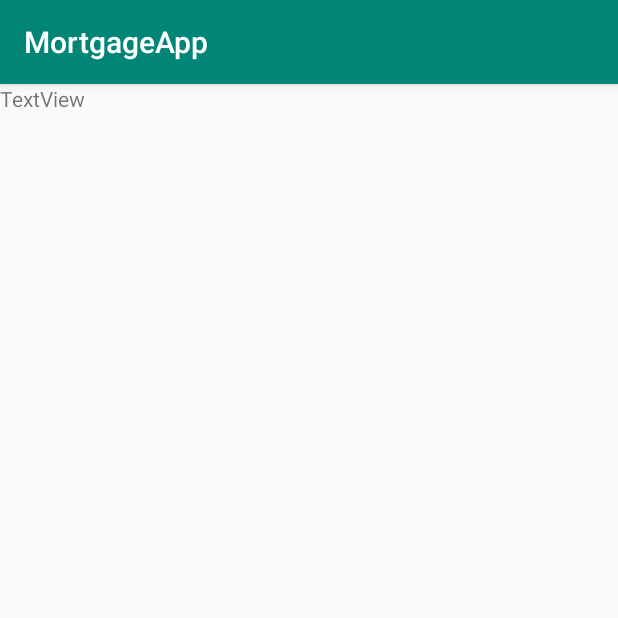
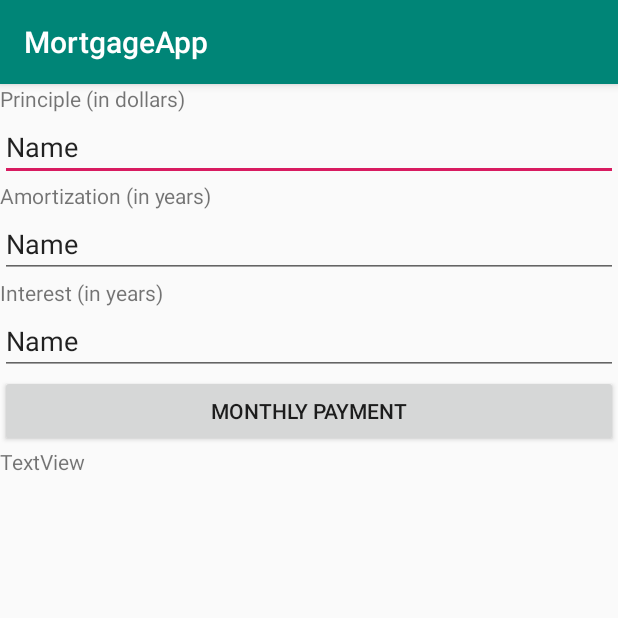
Before and after one commit to oseiivy/MortgageApp, an Android app: the MortgageActivity screen opened directly, with no data from a screen before it, on a phone screen of 412 x 824 dp, the top half of it. Run offline under Robolectric (Android 15) with nearby library versions, the light colour scheme and no system bars.

Commit message:
Mortgage app commit

```diff
--- a/app/src/main/res/layout/activity_mortgage.xml
+++ b/app/src/main/res/layout/activity_mortgage.xml
@@ -8,9 +8,75 @@
 
     <TextView
         android:id="@+id/textView"
-        android:layout_width="wrap_content"
+        android:layout_width="match_parent"
+        android:layout_height="wrap_content"
+        android:text="Principle (in dollars)"
+        app:layout_constraintStart_toStartOf="parent"
+        app:layout_constraintTop_toTopOf="parent" />
+
+    <EditText
+        android:id="@+id/editText"
+        android:layout_width="match_parent"
+        android:layout_height="wrap_content"
+        android:ems="10"
+        android:inputType="textPersonName"
+        android:text="Name"
+        app:layout_constraintStart_toStartOf="parent"
+        app:layout_constraintTop_toBottomOf="@+id/textView" />
+
+    <TextView
+        android:id="@+id/textView2"
+        android:layout_width="match_parent"
+        android:layout_height="wrap_content"
+        android:text="Amortization (in years)"
+        app:layout_constraintStart_toStartOf="parent"
+        app:layout_constraintTop_toBottomOf="@+id/editText" />
+
+    <EditText
+        android:id="@+id/editText2"
+        android:layout_width="match_parent"
+        android:layout_height="wrap_content"
+        android:ems="10"
+        android:inputType="textPersonName"
+        android:text="Name"
+        app:layout_constraintStart_toStartOf="parent"
+        app:layout_constraintTop_toBottomOf="@+id/textView2" />
+
+    <TextView
+        android:id="@+id/textView3"
+        android:layout_width="match_parent"
+        android:layout_height="wrap_content"
+        android:text="Interest (in years)"
+        app:layout_constraintStart_toStartOf="parent"
+        app:layout_constraintTop_toBottomOf="@+id/editText2" />
+
+    <EditText
+        android:id="@+id/editText3"
+        android:layout_width="match_parent"
+        android:layout_height="wrap_content"
+        android:ems="10"
+        android:inputType="textPersonName"
+        android:text="Name"
+        app:layout_constraintStart_toStartOf="parent"
+        app:layout_constraintTop_toBottomOf="@+id/textView3" />
+
+    <Button
+        android:id="@+id/button"
+        android:layout_width="match_parent"
+        android:layout_height="wrap_content"
+        android:text="MONTHLY PAYMENT"
+        app:layout_constraintEnd_toEndOf="parent"
+        app:layout_constraintHorizontal_bias="0.5"
+        app:layout_constraintStart_toStartOf="parent"
+        app:layout_constraintTop_toBottomOf="@+id/editText3" />
+
+    <TextView
+        android:id="@+id/textView4"
+        android:layout_width="match_parent"
         android:layout_height="wrap_content"
         android:text="TextView"
-        tools:layout_editor_absoluteX="184dp"
-        tools:layout_editor_absoluteY="357dp" />
+        app:layout_constraintEnd_toEndOf="parent"
+        app:layout_constraintHorizontal_bias="0.5"
+        app:layout_constraintStart_toStartOf="parent"
+        app:layout_constraintTop_toBottomOf="@+id/button" />
 </androidx.constraintlayout.widget.ConstraintLayout>
```
